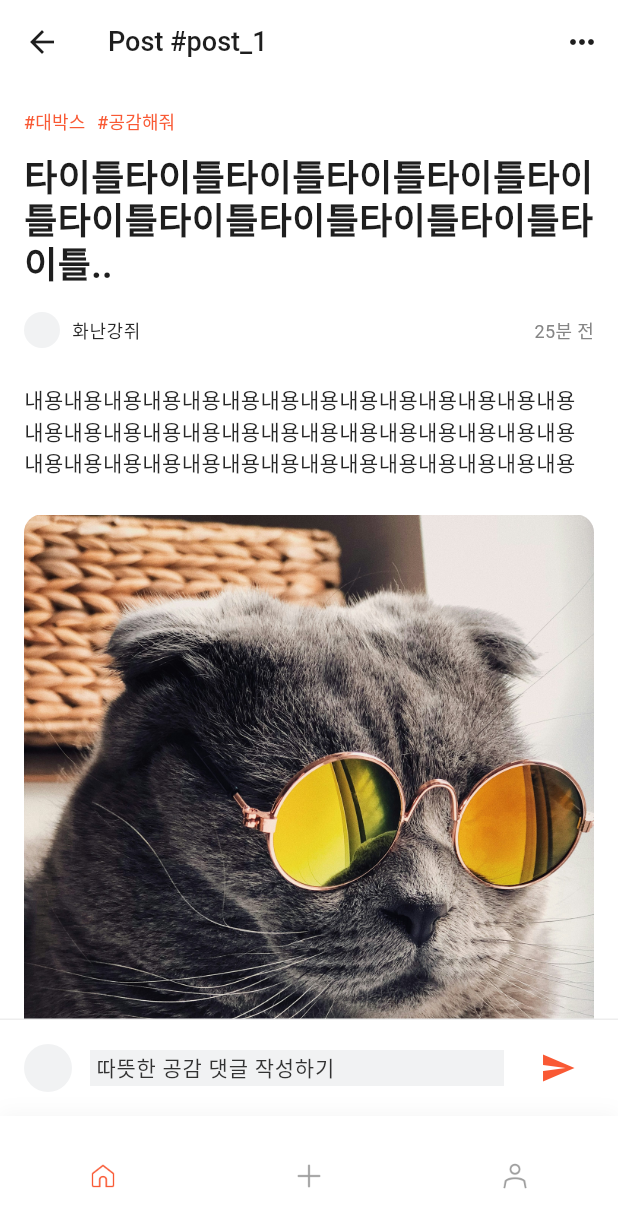
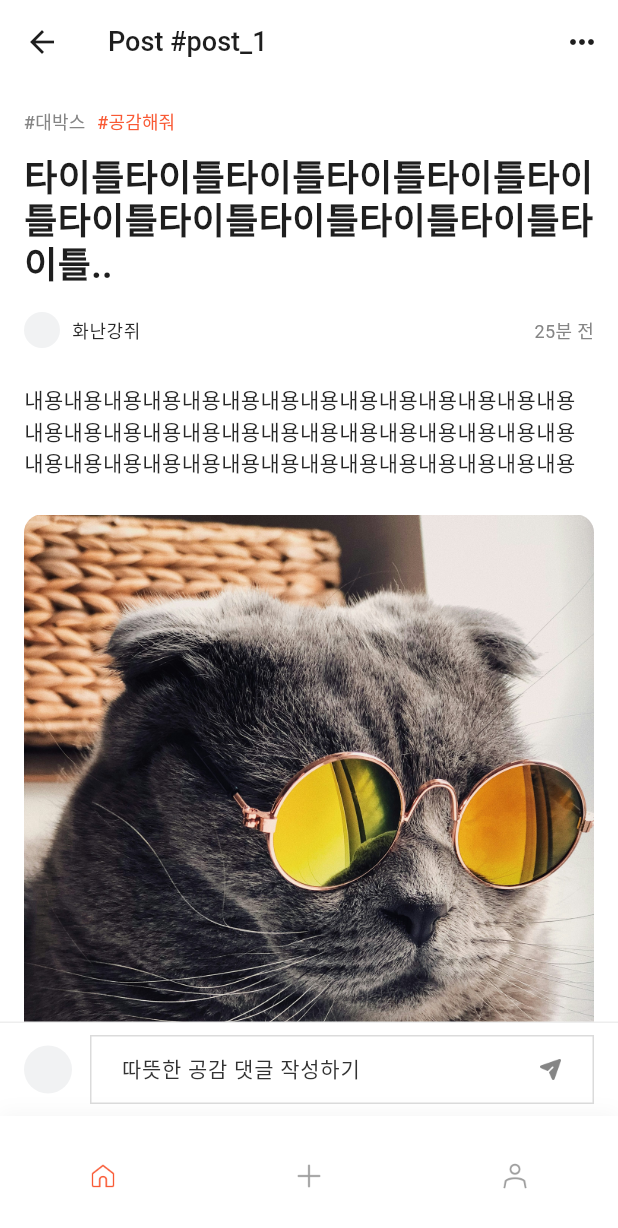
Before and after one commit to Among-Us-KR/flutter_sns, a Flutter app: the screen it shows after launch, after a tap on "화난강쥐", on a phone screen of 412 x 824 dp. Shown: the top 1228 px of the screen. Run offline on Flutter 3.47's test engine with Material 3 defaults, Android fonts, the phone set to English and light mode, and no system bars; our stand-ins replace cloud_firestore, firebase_core, go_router; accounts and stored records are empty; Roboto replaces fonts that are missing (SpoqaHanSansNeo).

Commit message:
fix: 스크롤 시 앱바 색상 바뀌는 것 수정

```diff
--- a/lib/write/presentation/screens/home/contents_detail_page.dart
+++ b/lib/write/presentation/screens/home/contents_detail_page.dart
@@ -11,6 +11,9 @@ class ContentsDetailPage extends StatelessWidget {
   Widget build(BuildContext context) {
     return Scaffold(
       appBar: AppBar(
+        // 스크롤 시 앱바 색상이 변하는 것을 방지
+        backgroundColor: Theme.of(context).scaffoldBackgroundColor,
+        surfaceTintColor: Colors.transparent,
         title: Text('Post #$postId'), // postId를 사용하여 제목 표시
         actions: [
           IconButton(
@@ -46,7 +49,7 @@ class ContentsDetailPage extends StatelessWidget {
             children: [
               Text(
                 '#대박스',
-                style: textTheme.labelMedium?.copyWith(color: AppColors.brand),
+                style: textTheme.labelMedium?.copyWith(color: AppColors.n600),
               ),
               const SizedBox(width: 8),
               Text(
@@ -102,26 +105,35 @@ class ContentsDetailPage extends StatelessWidget {
 
   Widget _buildCommentSection(BuildContext context) {
     final textTheme = Theme.of(context).textTheme;
+    // TODO: 실제 댓글 데이터로 교체예정
+    final List<_CommentTile> commentTiles = [
+      const _CommentTile(
+        username: '쌩나는햄스터',
+        timestamp: '2025-08-28 15:30',
+        comment: '댓글내용입니당댓글내용입니당댓글내용입니당댓글내용입니당댓글내용입니당댓글내용입니당',
+      ),
+      const _CommentTile(
+        username: '웃긴거북이',
+        timestamp: '2025-08-28 15:30',
+        comment: '댓글내용입니당댓글내용입니당',
+      ),
+    ];
+
     return Padding(
       padding: const EdgeInsets.all(16.0),
       child: Column(
         crossAxisAlignment: CrossAxisAlignment.start,
         children: [
           Text(
-            '댓글 2',
+            '댓글 ${commentTiles.length}',
             style: textTheme.titleMedium?.copyWith(color: AppColors.n900),
           ),
           const SizedBox(height: 16),
-          const _CommentTile(
-            username: '쌩나는햄스터',
-            timestamp: '2025-08-28 15:30',
-            comment: '댓글내용입니당댓글내용입니당댓글내용입니당댓글내용입니당댓글내용입니당댓글내용입니당',
+          ...commentTiles.map(
+            (tile) => Padding(
+              padding: const EdgeInsets.only(bottom: 16.0),
+              child: tile,
             ),
-          const SizedBox(height: 16),
-          const _CommentTile(
-            username: '웃긴거북이',
-            timestamp: '2025-08-28 15:30',
-            comment: '댓글내용입니당댓글내용입니당',
           ),
         ],
       ),
@@ -244,15 +256,45 @@ class _CommentTile extends StatelessWidget {
 }
 
 /// 하단 댓글 입력 필드 위젯
-class _CommentInputField extends StatelessWidget {
+class _CommentInputField extends StatefulWidget {
   const _CommentInputField();
+
+  @override
+  State<_CommentInputField> createState() => _CommentInputFieldState();
+}
+
+class _CommentInputFieldState extends State<_CommentInputField> {
+  final _textController = TextEditingController();
+  bool _canSend = false;
+
+  @override
+  void initState() {
+    super.initState();
+    _textController.addListener(() {
+      if (!mounted) return;
+      setState(() {
+        _canSend = _textController.text.isNotEmpty;
+      });
+    });
+  }
+
+  @override
+  void dispose() {
+    _textController.dispose();
+    super.dispose();
+  }
+
+  void _onSend() {
+    // TODO: 댓글 전송 로직 구현
+    _textController.clear();
+  }
 
   @override
   Widget build(BuildContext context) {
     return SafeArea(
       child: Container(
         padding: const EdgeInsets.symmetric(horizontal: 16.0, vertical: 8.0),
-        decoration: const BoxDecoration(
+        decoration: BoxDecoration(
           border: Border(top: BorderSide(color: AppColors.n300, width: 1.0)),
           color: Colors.white,
         ),
@@ -261,22 +303,41 @@ class _CommentInputField extends StatelessWidget {
             const CircleAvatar(radius: 16, backgroundColor: AppColors.n100),
             const SizedBox(width: 12),
             Expanded(
+              child: Container(
+                padding: const EdgeInsets.symmetric(horizontal: 16.0),
+                decoration: BoxDecoration(
+                  color: Colors.white,
+                  border: Border.all(color: AppColors.n400),
+                ),
+                child: Row(
+                  children: [
+                    Expanded(
                       child: TextField(
-                decoration: InputDecoration(
+                        controller: _textController,
+                        decoration: const InputDecoration(
+                          fillColor: Colors.transparent,
+                          filled: true,
                           hintText: '따뜻한 공감 댓글 작성하기',
                           border: InputBorder.none,
                           enabledBorder: InputBorder.none,
                           focusedBorder: InputBorder.none,
-                  contentPadding: EdgeInsets.zero,
+                          contentPadding: EdgeInsets.symmetric(vertical: 10),
                         ),
                       ),
                     ),
-            const SizedBox(width: 12),
-            IconButton(
-              icon: const Icon(Icons.send, color: AppColors.brand),
-              onPressed: () {
-                // 댓글 전송 로직
-              },
+                    const SizedBox(width: 8),
+                    GestureDetector(
+                      onTap: _canSend ? _onSend : null,
+                      child: Image.asset(
+                        'assets/icons/send.png',
+                        width: 24,
+                        height: 24,
+                        color: _canSend ? AppColors.brand : AppColors.n600,
+                      ),
+                    ),
+                  ],
+                ),
+              ),
             ),
           ],
         ),
--- a/lib/write/presentation/screens/home/home_page.dart
+++ b/lib/write/presentation/screens/home/home_page.dart
@@ -1,6 +1,6 @@
 import 'package:flutter/material.dart';
 import 'package:flutter_sns/write/presentation/widgets/no_glow_scroll_behavior.dart';
-import 'package:flutter_sns/write/presentation/widgets/post_item.dart';
+import 'package:flutter_sns/write/presentation/widgets/post_view.dart';
 import 'package:flutter_sns/write/presentation/widgets/top_tab_bar.dart';
 
 class HomePage extends StatelessWidget {
@@ -27,7 +27,7 @@ class HomePage extends StatelessWidget {
                 scrollDirection: Axis.vertical,
                 controller: controller,
                 children: const <Widget>[
-                  PostItem(
+                  PostView(
                     postId: 'post_1', // 샘플 ID
                     // 이미지가 여러 장인 경우 (좌우 스와이프 가능)
                     imagePaths: [
@@ -38,7 +38,7 @@ class HomePage extends StatelessWidget {
                     caption: '내용내용내용내용내용내용내용내용내용내용내용내용내용내용..',
                     likeCount: 20,
                   ),
-                  PostItem(
+                  PostView(
                     postId: 'post_2', // 샘플 ID
                     imagePaths: [
                       'assets/images/dog_image.jpeg',
--- a/lib/write/presentation/widgets/post_item.dart
+++ b/lib/write/presentation/widgets/post_view.dart
@@ -2,14 +2,14 @@ import 'package:flutter/material.dart';
 import 'package:flutter_sns/theme/theme.dart';
 import 'package:go_router/go_router.dart';
 
-class PostItem extends StatelessWidget {
+class PostView extends StatelessWidget {
   final List<String> imagePaths;
   final String postId;
   final String username;
   final String caption;
   final int likeCount;
 
-  const PostItem({
+  const PostView({
     super.key,
     required this.postId,
     required this.imagePaths,
```
Lines whose indentation alone changed are shown as unchanged.
